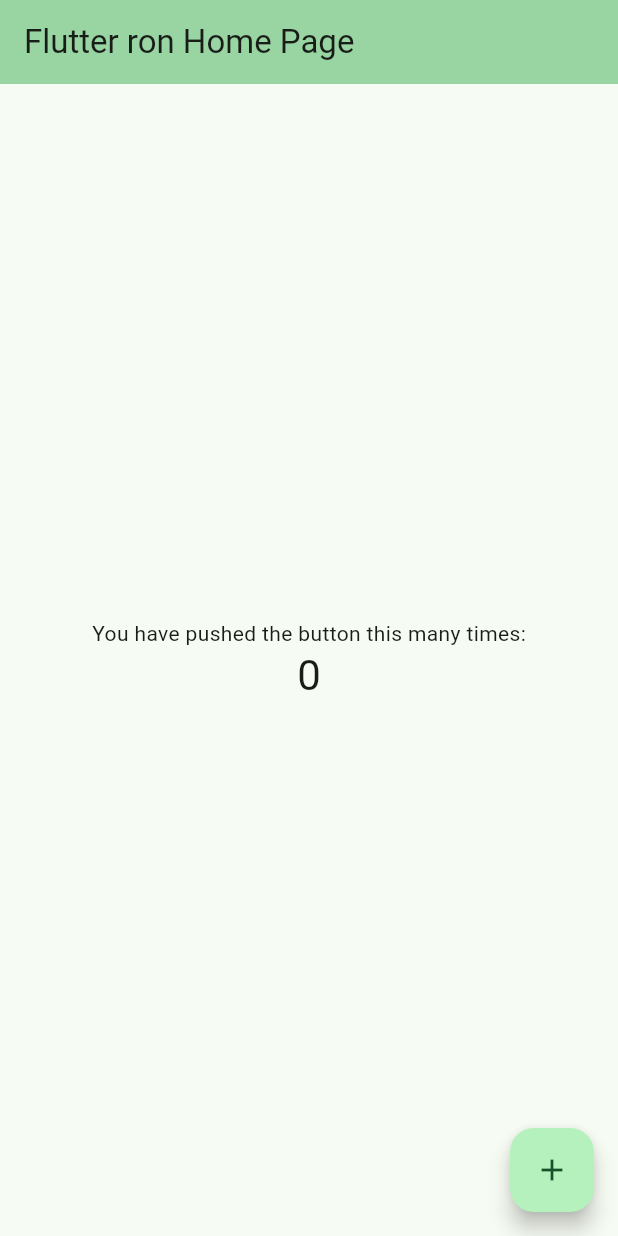
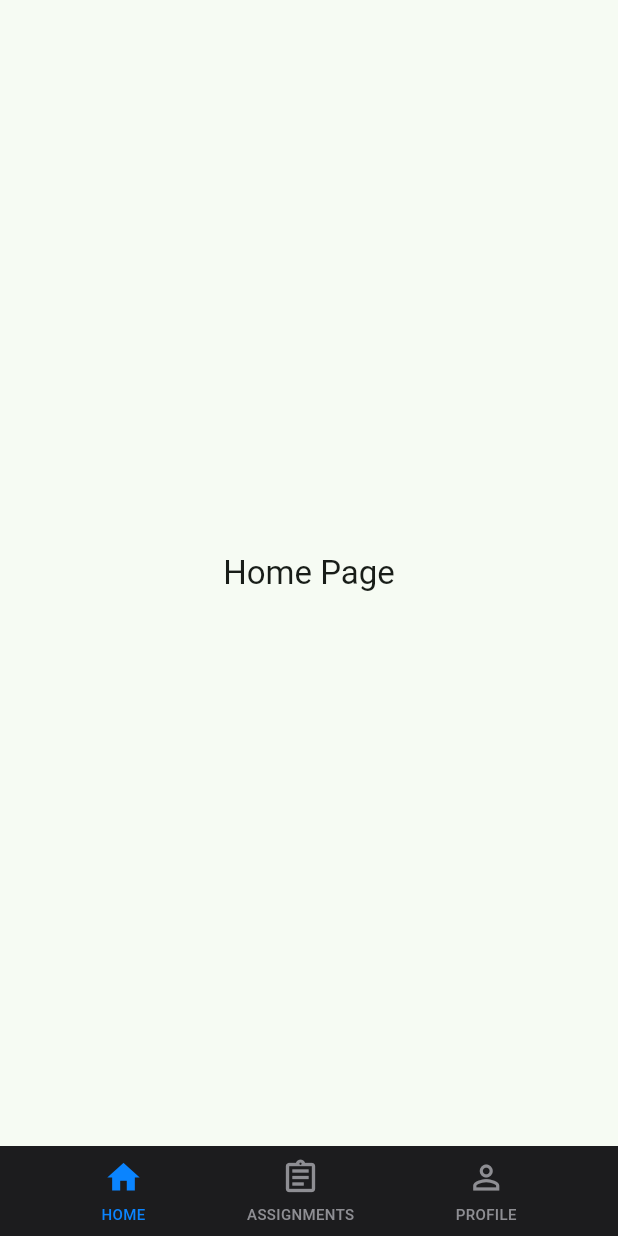
Before and after one commit to RonShk/verbly, a Flutter app: the screen it shows after launch, on a phone screen of 412 x 824 dp. Run offline on Flutter 3.47's test engine with Material 3 defaults, Android fonts, the phone set to English and light mode, and no system bars; our stand-ins replace firebase_core, flutter_riverpod, go_router; accounts and stored records are empty.

Commit message:
go_router and riverpod functionality added + home,assignment and profile pages added.

```diff
--- a/lib/main.dart
+++ b/lib/main.dart
@@ -1,129 +1,79 @@
 import 'package:firebase_core/firebase_core.dart';
 import 'package:flutter/material.dart';
+import 'package:flutter_riverpod/flutter_riverpod.dart';
+import 'package:go_router/go_router.dart';
 
 import 'firebase_options.dart';
+import 'pages/assignments_page.dart';
+import 'pages/home_page.dart';
+import 'pages/profile_page.dart';
+import 'widgets/navbar.dart';
 
 void main() async {
   WidgetsFlutterBinding.ensureInitialized();
   await Firebase.initializeApp(
     options: DefaultFirebaseOptions.currentPlatform,
   );
-  runApp(const MyApp());
+  runApp(const ProviderScope(child: MyApp()));
 }
+
+/// Routes for the app. GoRouter picks the screen based on the URL path.
+final _router = GoRouter(
+  initialLocation: '/home',
+  redirect: (context, state) {
+    final path = state.uri.path;
+    if (path == '/' || path.isEmpty) return '/home';
+    return null;
+  },
+  routes: [
+    // Handle / so the shell never sees it (avoids null child when redirect runs).
+    GoRoute(
+      path: '/',
+      redirect: (context, state) => '/home',
+    ),
+    ShellRoute(
+      builder: (context, state, child) => MainShell(
+        currentPath: state.uri.path,
+        child: child,
+      ),
+      routes: [
+        GoRoute(
+          path: '/home',
+          pageBuilder: (context, state) => NoTransitionPage(
+            key: state.pageKey,
+            child: const HomePage(),
+          ),
+        ),
+        GoRoute(
+          path: '/assignments',
+          pageBuilder: (context, state) => NoTransitionPage(
+            key: state.pageKey,
+            child: const AssignmentsPage(),
+          ),
+        ),
+        GoRoute(
+          path: '/profile',
+          pageBuilder: (context, state) => NoTransitionPage(
+            key: state.pageKey,
+            child: const ProfilePage(),
+          ),
+        ),
+      ],
+    ),
+  ],
+);
 
 class MyApp extends StatelessWidget {
   const MyApp({super.key});
 
-  // This widget is the root of your application.
   @override
   Widget build(BuildContext context) {
-    return MaterialApp(
-      title: 'Flutter Demo',
+    return MaterialApp.router(
+      title: 'Vocab Forge',
       theme: ThemeData(
-        // This is the theme of your application.
-        //
-        // TRY THIS: Try running your application with "flutter run". You'll see
-        // the application has a purple toolbar. Then, without quitting the app,
-        // try changing the seedColor in the colorScheme below to Colors.green
-        // and then invoke "hot reload" (save your changes or press the "hot
-        // reload" button in a Flutter-supported IDE, or press "r" if you used
-        // the command line to start the app).
-        //
-        // Notice that the counter didn't reset back to zero; the application
-        // state is not lost during the reload. To reset the state, use hot
-        // restart instead.
-        //
-        // This works for code too, not just values: Most code changes can be
-        // tested with just a hot reload.
         colorScheme: ColorScheme.fromSeed(seedColor: const Color.fromARGB(255, 55, 149, 86)),
       ),
-      home: const MyHomePage(title: 'Flutter ron Home Page'),
+      routerConfig: _router,
     );
   }
 }
-
-class MyHomePage extends StatefulWidget {
-  const MyHomePage({super.key, required this.title});
-
-  // This widget is the home page of your application. It is stateful, meaning
-  // that it has a State object (defined below) that contains fields that affect
-  // how it looks.
-
-  // This class is the configuration for the state. It holds the values (in this
-  // case the title) provided by the parent (in this case the App widget) and
-  // used by the build method of the State. Fields in a Widget subclass are
-  // always marked "final".
-
-  final String title;
-
-  @override
-  State<MyHomePage> createState() => _MyHomePageState();
-}
-
-class _MyHomePageState extends State<MyHomePage> {
-  int _counter = 0;
-
-  void _incrementCounter() {
-    setState(() {
-      // This call to setState tells the Flutter framework that something has
-      // changed in this State, which causes it to rerun the build method below
-      // so that the display can reflect the updated values. If we changed
-      // _counter without calling setState(), then the build method would not be
-      // called again, and so nothing would appear to happen.
-      _counter++;
-    });
-  }
-
-  @override
-  Widget build(BuildContext context) {
-    // This method is rerun every time setState is called, for instance as done
-    // by the _incrementCounter method above.
-    //
-    // The Flutter framework has been optimized to make rerunning build methods
-    // fast, so that you can just rebuild anything that needs updating rather
-    // than having to individually change instances of widgets.
-    return Scaffold(
-      appBar: AppBar(
-        // TRY THIS: Try changing the color here to a specific color (to
-        // Colors.amber, perhaps?) and trigger a hot reload to see the AppBar
-        // change color while the other colors stay the same.
-        backgroundColor: Theme.of(context).colorScheme.inversePrimary,
-        // Here we take the value from the MyHomePage object that was created by
-        // the App.build method, and use it to set our appbar title.
-        title: Text(widget.title),
-      ),
-      body: Center(
-        // Center is a layout widget. It takes a single child and positions it
-        // in the middle of the parent.
-        child: Column(
-          // Column is also a layout widget. It takes a list of children and
-          // arranges them vertically. By default, it sizes itself to fit its
-          // children horizontally, and tries to be as tall as its parent.
-          //
-          // Column has various properties to control how it sizes itself and
-          // how it positions its children. Here we use mainAxisAlignment to
-          // center the children vertically; the main axis here is the vertical
-          // axis because Columns are vertical (the cross axis would be
-          // horizontal).
-          //
-          // TRY THIS: Invoke "debug painting" (choose the "Toggle Debug Paint"
-          // action in the IDE, or press "p" in the console), to see the
-          // wireframe for each widget.
-          mainAxisAlignment: MainAxisAlignment.center,
-          children: [
-            const Text('You have pushed the button this many times:'),
-            Text(
-              '$_counter',
-              style: Theme.of(context).textTheme.headlineMedium,
-            ),
-          ],
-        ),
-      ),
-      floatingActionButton: FloatingActionButton(
-        onPressed: _incrementCounter,
-        tooltip: 'Increment',
-        child: const Icon(Icons.add),
-      ),
-    );
-  }
-}
--- /dev/null
+++ b/lib/pages/assignments_page.dart
@@ -0,0 +1,17 @@
+import 'package:flutter/material.dart';
+
+class AssignmentsPage extends StatelessWidget {
+  const AssignmentsPage({super.key});
+
+  @override
+  Widget build(BuildContext context) {
+    return Scaffold(
+      body: Center(
+        child: Text(
+          'Assignments',
+          style: Theme.of(context).textTheme.titleLarge,
+        ),
+      ),
+    );
+  }
+}
--- /dev/null
+++ b/lib/pages/home_page.dart
@@ -0,0 +1,19 @@
+import 'package:flutter/material.dart';
+
+class HomePage extends StatelessWidget {
+  const HomePage({super.key, this.title = 'Vocab Forge'});
+
+  final String title;
+
+  @override
+  Widget build(BuildContext context) {
+    return Scaffold(
+      body: Center(
+        child: Text(
+          'Home Page',
+          style: Theme.of(context).textTheme.titleLarge,
+        )
+      )
+    );
+  }
+}
--- /dev/null
+++ b/lib/pages/profile_page.dart
@@ -0,0 +1,17 @@
+import 'package:flutter/material.dart';
+
+class ProfilePage extends StatelessWidget {
+  const ProfilePage({super.key});
+
+  @override
+  Widget build(BuildContext context) {
+    return Scaffold(
+      body: Center(
+        child: Text(
+          'Profile',
+          style: Theme.of(context).textTheme.titleLarge,
+        ),
+      ),
+    );
+  }
+}
--- /dev/null
+++ b/lib/widgets/navbar.dart
@@ -0,0 +1,81 @@
+import 'package:flutter/material.dart';
+import 'package:go_router/go_router.dart';
+
+/// Wraps the current route in a scaffold with a bottom nav bar (Home, Assignments, Profile).
+class MainShell extends StatelessWidget {
+  const MainShell({super.key, required this.currentPath, required this.child});
+
+  final String currentPath;
+  final Widget child;
+
+  static const _navItems = [
+    (path: '/home', label: 'HOME', icon: Icons.home_outlined, iconSelected: Icons.home),
+    (path: '/assignments', label: 'ASSIGNMENTS', icon: Icons.assignment_outlined, iconSelected: Icons.assignment),
+    (path: '/profile', label: 'PROFILE', icon: Icons.person_outline, iconSelected: Icons.person),
+  ];
+
+  @override
+  Widget build(BuildContext context) {
+    return Scaffold(
+      body: child,
+      bottomNavigationBar: Container(
+        color: const Color(0xFF1C1C1E),
+        child: SafeArea(
+          child: Padding(
+            padding: const EdgeInsets.symmetric(vertical: 8),
+            child: Row(
+              mainAxisAlignment: MainAxisAlignment.spaceEvenly,
+              children: [
+                for (final item in _navItems) _NavItem(
+                  path: item.path,
+                  label: item.label,
+                  icon: item.icon,
+                  iconSelected: item.iconSelected,
+                  isSelected: currentPath == item.path,
+                  onTap: () => context.go(item.path),
+                ),
+              ],
+            ),
+          ),
+        ),
+      ),
+    );
+  }
+}
+
+class _NavItem extends StatelessWidget {
+  const _NavItem({
+    required this.path,
+    required this.label,
+    required this.icon,
+    required this.iconSelected,
+    required this.isSelected,
+    required this.onTap,
+  });
+
+  final String path;
+  final String label;
+  final IconData icon;
+  final IconData iconSelected;
+  final bool isSelected;
+  final VoidCallback onTap;
+
+  @override
+  Widget build(BuildContext context) {
+    final color = isSelected ? const Color(0xFF0A84FF) : const Color(0xFF8E8E93);
+    return InkWell(
+      onTap: onTap,
+      child: Column(
+        mainAxisSize: MainAxisSize.min,
+        children: [
+          Icon(isSelected ? iconSelected : icon, color: color, size: 26),
+          const SizedBox(height: 4),
+          Text(
+            label,
+            style: TextStyle(color: color, fontSize: 10, fontWeight: FontWeight.w500),
+          ),
+        ],
+      ),
+    );
+  }
+}
```
